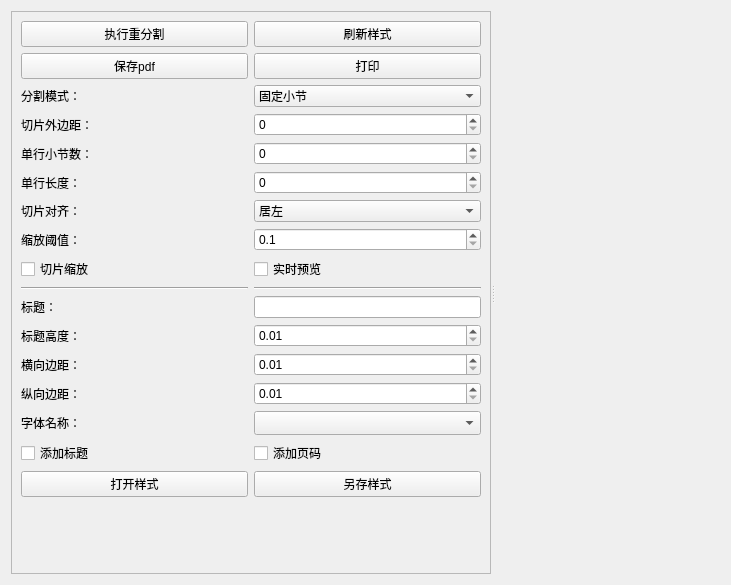
Carrot-shreds/score_capture, file src/View/ui/TabReclip.ui: the form before one commit.
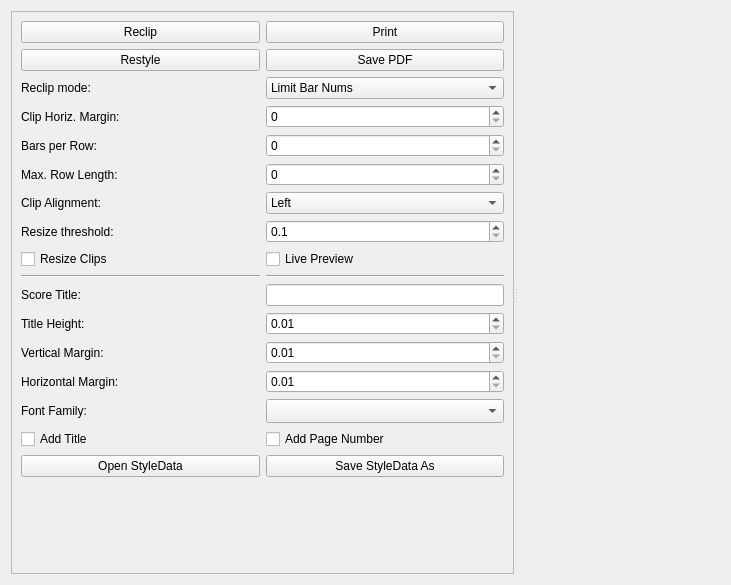
The form after the commit. Custom widgets are drawn as their Qt base class.

Patch:
```diff
--- a/src/View/ui/TabReclip.ui
+++ b/src/View/ui/TabReclip.ui
@@ -51,99 +51,47 @@
         <property name="spacing">
          <number>6</number>
         </property>
-        <item row="17" column="3">
-         <widget class="QComboBox" name="comboBox_font_name">
-          <property name="sizePolicy">
-           <sizepolicy hsizetype="Preferred" vsizetype="Fixed">
-            <horstretch>0</horstretch>
-            <verstretch>0</verstretch>
-           </sizepolicy>
-          </property>
-          <property name="sizeAdjustPolicy">
-           <enum>QComboBox::SizeAdjustPolicy::AdjustToMinimumContentsLengthWithIcon</enum>
-          </property>
-         </widget>
-        </item>
         <item row="10" column="3">
-         <widget class="QCheckBox" name="checkBox_live_preview">
-          <property name="text">
-           <string>实时预览</string>
+         <widget class="QDoubleSpinBox" name="doubleSpinBox_resize_threshold">
+          <property name="toolTip">
+           <string>&lt;html&gt;&lt;head/&gt;&lt;body&gt;&lt;p&gt;Resize clip when clip_width&amp;gt;(page_width*threshold).&lt;/p&gt;&lt;/body&gt;&lt;/html&gt;</string>
           </property>
-         </widget>
-        </item>
-        <item row="14" column="3">
-         <widget class="QDoubleSpinBox" name="doubleSpinBox_margin_title">
           <property name="decimals">
-           <number>2</number>
+           <number>1</number>
           </property>
           <property name="minimum">
-           <double>0.010000000000000</double>
+           <double>0.100000000000000</double>
           </property>
           <property name="maximum">
-           <double>0.300000000000000</double>
+           <double>0.900000000000000</double>
           </property>
           <property name="singleStep">
            <double>0.010000000000000</double>
           </property>
          </widget>
         </item>
-        <item row="22" column="0">
-         <spacer name="verticalSpacer">
-          <property name="orientation">
-           <enum>Qt::Orientation::Vertical</enum>
-          </property>
-          <property name="sizeHint" stdset="0">
-           <size>
-            <width>20</width>
-            <height>40</height>
-           </size>
-          </property>
-         </spacer>
-        </item>
-        <item row="15" column="3">
-         <widget class="QDoubleSpinBox" name="doubleSpinBox_margin_width">
-          <property name="decimals">
-           <number>2</number>
-          </property>
-          <property name="minimum">
-           <double>0.010000000000000</double>
-          </property>
-          <property name="maximum">
-           <double>0.300000000000000</double>
-          </property>
-          <property name="singleStep">
-           <double>0.010000000000000</double>
-          </property>
-         </widget>
-        </item>
-        <item row="3" column="0">
-         <widget class="QLabel" name="label_22">
-          <property name="layoutDirection">
-           <enum>Qt::LayoutDirection::LeftToRight</enum>
-          </property>
-          <property name="text">
-           <string>切片外边距：</string>
-          </property>
-          <property name="alignment">
-           <set>Qt::AlignmentFlag::AlignLeading|Qt::AlignmentFlag::AlignLeft|Qt::AlignmentFlag::AlignVCenter</set>
-          </property>
-         </widget>
-        </item>
-        <item row="5" column="3">
+        <item row="6" column="3">
          <widget class="QSpinBox" name="spinBox_each_line_bar_num">
           <property name="toolTip">
            <string>&lt;html&gt;&lt;head/&gt;&lt;body&gt;&lt;p&gt;Fixed bar nums each row.&lt;/p&gt;&lt;/body&gt;&lt;/html&gt;</string>
           </property>
          </widget>
         </item>
-        <item row="2" column="3">
-         <widget class="QComboBox" name="comboBox_reclip_method">
+        <item row="11" column="3">
+         <widget class="QCheckBox" name="checkBox_live_preview">
+          <property name="text">
+           <string>Live Preview</string>
+          </property>
+         </widget>
+        </item>
+        <item row="8" column="3">
+         <widget class="QComboBox" name="comboBox_clip_align">
           <property name="currentText">
-           <string>固定小节</string>
+           <string>Left</string>
           </property>
           <item>
            <property name="text">
-            <string>固定小节</string>
+            <string>Left</string>
            </property>
           </item>
           <item>
@@ -151,306 +99,364 @@
             <string>限制宽度</string>
            </property>
           </item>
+          <item>
+           <property name="text">
+            <string>Right</string>
+           </property>
+          </item>
+         </widget>
+        </item>
+        <item row="3" column="0">
+         <widget class="QLabel" name="label_18">
+          <property name="layoutDirection">
+           <enum>Qt::LayoutDirection::LeftToRight</enum>
+          </property>
+          <property name="text">
+           <string>Reclip mode:</string>
+          </property>
+          <property name="alignment">
+           <set>Qt::AlignmentFlag::AlignLeading|Qt::AlignmentFlag::AlignLeft|Qt::AlignmentFlag::AlignVCenter</set>
+          </property>
+         </widget>
+        </item>
+        <item row="11" column="0">
+         <widget class="QCheckBox" name="checkBox_clip_resize">
+          <property name="text">
+           <string>Resize Clips</string>
+          </property>
          </widget>
         </item>
         <item row="16" column="0">
-         <widget class="QLabel" name="label_27">
+         <widget class="QLabel" name="label_26">
           <property name="layoutDirection">
            <enum>Qt::LayoutDirection::LeftToRight</enum>
           </property>
           <property name="text">
-           <string>纵向边距：</string>
+           <string>Vertical Margin:</string>
           </property>
           <property name="alignment">
            <set>Qt::AlignmentFlag::AlignLeading|Qt::AlignmentFlag::AlignLeft|Qt::AlignmentFlag::AlignVCenter</set>
           </property>
          </widget>
         </item>
-        <item row="13" column="3">
-         <widget class="QLineEdit" name="lineEdit_title">
-          <property name="sizePolicy">
-           <sizepolicy hsizetype="Minimum" vsizetype="Fixed">
-            <horstretch>0</horstretch>
-            <verstretch>0</verstretch>
-           </sizepolicy>
+        <item row="17" column="3">
+         <widget class="QDoubleSpinBox" name="doubleSpinBox_margin_height">
+          <property name="decimals">
+           <number>2</number>
           </property>
-         </widget>
-        </item>
-        <item row="12" column="3">
-         <widget class="Line" name="line">
-          <property name="orientation">
-           <enum>Qt::Orientation::Horizontal</enum>
+          <property name="minimum">
+           <double>0.010000000000000</double>
           </property>
+          <property name="maximum">
+           <double>0.300000000000000</double>
+          </property>
+          <property name="singleStep">
+           <double>0.010000000000000</double>
+          </property>
          </widget>
         </item>
-        <item row="7" column="0">
+        <item row="8" column="0">
          <widget class="QLabel" name="label_19">
           <property name="layoutDirection">
            <enum>Qt::LayoutDirection::LeftToRight</enum>
           </property>
           <property name="text">
-           <string>切片对齐：</string>
+           <string>Clip Alignment:</string>
           </property>
           <property name="alignment">
            <set>Qt::AlignmentFlag::AlignLeading|Qt::AlignmentFlag::AlignLeft|Qt::AlignmentFlag::AlignVCenter</set>
           </property>
          </widget>
         </item>
-        <item row="19" column="3">
+        <item row="16" column="3">
+         <widget class="QDoubleSpinBox" name="doubleSpinBox_margin_width">
+          <property name="decimals">
+           <number>2</number>
+          </property>
+          <property name="minimum">
+           <double>0.010000000000000</double>
+          </property>
+          <property name="maximum">
+           <double>0.300000000000000</double>
+          </property>
+          <property name="singleStep">
+           <double>0.010000000000000</double>
+          </property>
+         </widget>
+        </item>
+        <item row="20" column="3">
          <widget class="QCheckBox" name="checkBox_add_page_num">
           <property name="text">
-           <string>添加页码</string>
+           <string>Add Page Number</string>
           </property>
          </widget>
         </item>
-        <item row="9" column="0">
-         <widget class="QLabel" name="label_23">
+        <item row="1" column="0">
+         <widget class="QPushButton" name="pushButton_reclip">
+          <property name="toolTip">
+           <string>&lt;html&gt;&lt;head/&gt;&lt;body&gt;&lt;p&gt;Reclip horizontal stitched image to reclip image, then generate the styled final image.&lt;/p&gt;&lt;/body&gt;&lt;/html&gt;</string>
+          </property>
+          <property name="text">
+           <string>Reclip</string>
+          </property>
+         </widget>
+        </item>
+        <item row="6" column="0">
+         <widget class="QLabel" name="label_20">
           <property name="layoutDirection">
            <enum>Qt::LayoutDirection::LeftToRight</enum>
           </property>
           <property name="text">
-           <string>缩放阈值：</string>
+           <string>Bars per Row:</string>
           </property>
           <property name="alignment">
            <set>Qt::AlignmentFlag::AlignLeading|Qt::AlignmentFlag::AlignLeft|Qt::AlignmentFlag::AlignVCenter</set>
           </property>
          </widget>
         </item>
-        <item row="12" column="0">
-         <widget class="Line" name="line_2">
-          <property name="orientation">
-           <enum>Qt::Orientation::Horizontal</enum>
+        <item row="4" column="0">
+         <widget class="QLabel" name="label_22">
+          <property name="layoutDirection">
+           <enum>Qt::LayoutDirection::LeftToRight</enum>
           </property>
-         </widget>
-        </item>
-        <item row="1" column="3">
-         <widget class="QPushButton" name="pushButton_print_score">
           <property name="text">
-           <string>打印</string>
+           <string>Clip Horiz. Margin:</string>
           </property>
+          <property name="alignment">
+           <set>Qt::AlignmentFlag::AlignLeading|Qt::AlignmentFlag::AlignLeft|Qt::AlignmentFlag::AlignVCenter</set>
+          </property>
          </widget>
         </item>
-        <item row="21" column="0">
-         <widget class="QPushButton" name="pushButton_open_style">
+        <item row="15" column="0">
+         <widget class="QLabel" name="label_28">
+          <property name="layoutDirection">
+           <enum>Qt::LayoutDirection::LeftToRight</enum>
+          </property>
           <property name="text">
-           <string>打开样式</string>
+           <string>Title Height:</string>
+          </property>
+          <property name="alignment">
+           <set>Qt::AlignmentFlag::AlignLeading|Qt::AlignmentFlag::AlignLeft|Qt::AlignmentFlag::AlignVCenter</set>
           </property>
          </widget>
         </item>
         <item row="10" column="0">
-         <widget class="QCheckBox" name="checkBox_clip_resize">
+         <widget class="QLabel" name="label_23">
+          <property name="layoutDirection">
+           <enum>Qt::LayoutDirection::LeftToRight</enum>
+          </property>
           <property name="text">
-           <string>切片缩放</string>
+           <string>Resize threshold:</string>
+          </property>
+          <property name="alignment">
+           <set>Qt::AlignmentFlag::AlignLeading|Qt::AlignmentFlag::AlignLeft|Qt::AlignmentFlag::AlignVCenter</set>
           </property>
          </widget>
         </item>
-        <item row="21" column="3">
+        <item row="22" column="3">
          <widget class="QPushButton" name="pushButton_save_style">
           <property name="text">
-           <string>另存样式</string>
+           <string>Save StyleData As</string>
+          </property>
+         </widget>
+        </item>
+        <item row="18" column="0">
+         <widget class="QLabel" name="label_29">
+          <property name="layoutDirection">
+           <enum>Qt::LayoutDirection::LeftToRight</enum>
+          </property>
+          <property name="text">
+           <string>Font Family:</string>
+          </property>
+          <property name="alignment">
+           <set>Qt::AlignmentFlag::AlignLeading|Qt::AlignmentFlag::AlignLeft|Qt::AlignmentFlag::AlignVCenter</set>
+          </property>
+         </widget>
+        </item>
+        <item row="15" column="3">
+         <widget class="QDoubleSpinBox" name="doubleSpinBox_margin_title">
+          <property name="decimals">
+           <number>2</number>
+          </property>
+          <property name="minimum">
+           <double>0.010000000000000</double>
+          </property>
+          <property name="maximum">
+           <double>0.300000000000000</double>
+          </property>
+          <property name="singleStep">
+           <double>0.010000000000000</double>
+          </property>
+         </widget>
+        </item>
+        <item row="13" column="0">
+         <widget class="Line" name="line_2">
+          <property name="orientation">
+           <enum>Qt::Orientation::Horizontal</enum>
+          </property>
+         </widget>
+        </item>
+        <item row="7" column="0">
+         <widget class="QLabel" name="label_21">
+          <property name="layoutDirection">
+           <enum>Qt::LayoutDirection::LeftToRight</enum>
+          </property>
+          <property name="text">
+           <string>Max. Row Length:</string>
+          </property>
+          <property name="alignment">
+           <set>Qt::AlignmentFlag::AlignLeading|Qt::AlignmentFlag::AlignLeft|Qt::AlignmentFlag::AlignVCenter</set>
+          </property>
+         </widget>
+        </item>
+        <item row="23" column="0">
+         <spacer name="verticalSpacer">
+          <property name="orientation">
+           <enum>Qt::Orientation::Vertical</enum>
+          </property>
+          <property name="sizeHint" stdset="0">
+           <size>
+            <width>20</width>
+            <height>40</height>
+           </size>
+          </property>
+         </spacer>
+        </item>
+        <item row="23" column="3">
+         <spacer name="verticalSpacer_2">
+          <property name="orientation">
+           <enum>Qt::Orientation::Vertical</enum>
+          </property>
+          <property name="sizeHint" stdset="0">
+           <size>
+            <width>20</width>
+            <height>40</height>
+           </size>
+          </property>
+         </spacer>
+        </item>
+        <item row="4" column="3">
+         <widget class="QSpinBox" name="spinBox_clip_margin">
+          <property name="toolTip">
+           <string>&lt;html&gt;&lt;head/&gt;&lt;body&gt;&lt;p&gt;Large magin to include bar nums at both end of each row.&lt;/p&gt;&lt;/body&gt;&lt;/html&gt;</string>
           </property>
          </widget>
         </item>
         <item row="7" column="3">
-         <widget class="QComboBox" name="comboBox_clip_align">
-          <property name="currentText">
-           <string>居左</string>
-          </property>
-          <item>
-           <property name="text">
-            <string>居左</string>
-           </property>
-          </item>
-          <item>
-           <property name="text">
-            <string>居中</string>
-           </property>
-          </item>
-          <item>
-           <property name="text">
-            <string>居右</string>
-           </property>
-          </item>
-         </widget>
-        </item>
-        <item row="6" column="3">
          <widget class="QSpinBox" name="spinBox_each_line_ength">
           <property name="toolTip">
            <string>&lt;html&gt;&lt;head/&gt;&lt;body&gt;&lt;p&gt;Fixed lenght each row. Use the length of &lt;span style=&quot; font-weight:700;&quot;&gt;first n&lt;/span&gt; sections.&lt;/p&gt;&lt;/body&gt;&lt;/html&gt;</string>
           </property>
          </widget>
         </item>
-        <item row="1" column="0">
-         <widget class="QPushButton" name="pushButton_save_pdf">
+        <item row="14" column="0">
+         <widget class="QLabel" name="label_24">
+          <property name="layoutDirection">
+           <enum>Qt::LayoutDirection::LeftToRight</enum>
+          </property>
           <property name="text">
-           <string>保存pdf</string>
+           <string>Score Title:</string>
           </property>
+          <property name="alignment">
+           <set>Qt::AlignmentFlag::AlignLeading|Qt::AlignmentFlag::AlignLeft|Qt::AlignmentFlag::AlignVCenter</set>
+          </property>
          </widget>
         </item>
-        <item row="19" column="0">
+        <item row="18" column="3">
+         <widget class="QComboBox" name="comboBox_font_name">
+          <property name="sizePolicy">
+           <sizepolicy hsizetype="Preferred" vsizetype="Fixed">
+            <horstretch>0</horstretch>
+            <verstretch>0</verstretch>
+           </sizepolicy>
+          </property>
+          <property name="sizeAdjustPolicy">
+           <enum>QComboBox::SizeAdjustPolicy::AdjustToMinimumContentsLengthWithIcon</enum>
+          </property>
+         </widget>
+        </item>
+        <item row="22" column="0">
+         <widget class="QPushButton" name="pushButton_open_style">
+          <property name="text">
+           <string>Open StyleData</string>
+          </property>
+         </widget>
+        </item>
+        <item row="20" column="0">
          <widget class="QCheckBox" name="checkBox_add_title">
           <property name="text">
-           <string>添加标题</string>
+           <string>Add Title</string>
           </property>
          </widget>
         </item>
         <item row="3" column="3">
-         <widget class="QSpinBox" name="spinBox_clip_margin">
+         <widget class="QComboBox" name="comboBox_reclip_method">
           <property name="toolTip">
            <string>&lt;html&gt;&lt;head/&gt;&lt;body&gt;&lt;p&gt;Large magin to include bar nums at both end of each row.&lt;/p&gt;&lt;/body&gt;&lt;/html&gt;</string>
           </property>
-         </widget>
-        </item>
-        <item row="6" column="0">
-         <widget class="QLabel" name="label_21">
-          <property name="layoutDirection">
-           <enum>Qt::LayoutDirection::LeftToRight</enum>
+          <property name="currentText">
+           <string>Limit Bar Nums</string>
           </property>
-          <property name="text">
-           <string>单行长度：</string>
-          </property>
-          <property name="alignment">
-           <set>Qt::AlignmentFlag::AlignLeading|Qt::AlignmentFlag::AlignLeft|Qt::AlignmentFlag::AlignVCenter</set>
-          </property>
+          <item>
+           <property name="text">
+            <string>Limit Bar Nums</string>
+           </property>
+          </item>
+          <item>
+           <property name="text">
+            <string>Fill Limit Width</string>
+           </property>
+          </item>
          </widget>
         </item>
-        <item row="16" column="3">
-         <widget class="QDoubleSpinBox" name="doubleSpinBox_margin_height">
-          <property name="decimals">
-           <number>2</number>
-          </property>
-          <property name="minimum">
-           <double>0.010000000000000</double>
-          </property>
-          <property name="maximum">
-           <double>0.300000000000000</double>
-          </property>
-          <property name="singleStep">
-           <double>0.010000000000000</double>
-          </property>
-         </widget>
-        </item>
-        <item row="0" column="0">
-         <widget class="QPushButton" name="pushButton_reclip">
-          <property name="text">
-           <string>执行重分割</string>
-          </property>
-         </widget>
-        </item>
-        <item row="22" column="3">
-         <spacer name="verticalSpacer_2">
-          <property name="orientation">
-           <enum>Qt::Orientation::Vertical</enum>
-          </property>
-          <property name="sizeHint" stdset="0">
-           <size>
-            <width>20</width>
-            <height>40</height>
-           </size>
-          </property>
-         </spacer>
-        </item>
-        <item row="14" column="0">
-         <widget class="QLabel" name="label_28">
-          <property name="layoutDirection">
-           <enum>Qt::LayoutDirection::LeftToRight</enum>
-          </property>
-          <property name="text">
-           <string>标题高度：</string>
-          </property>
-          <property name="alignment">
-           <set>Qt::AlignmentFlag::AlignLeading|Qt::AlignmentFlag::AlignLeft|Qt::AlignmentFlag::AlignVCenter</set>
-          </property>
-         </widget>
-        </item>
-        <item row="2" column="0">
-         <widget class="QLabel" name="label_18">
-          <property name="layoutDirection">
-           <enum>Qt::LayoutDirection::LeftToRight</enum>
-          </property>
-          <property name="text">
-           <string>分割模式：</string>
-          </property>
-          <property name="alignment">
-           <set>Qt::AlignmentFlag::AlignLeading|Qt::AlignmentFlag::AlignLeft|Qt::AlignmentFlag::AlignVCenter</set>
+        <item row="14" column="3">
+         <widget class="QLineEdit" name="lineEdit_title">
+          <property name="sizePolicy">
+           <sizepolicy hsizetype="Minimum" vsizetype="Fixed">
+            <horstretch>0</horstretch>
+            <verstretch>0</verstretch>
+           </sizepolicy>
           </property>
          </widget>
         </item>
         <item row="17" column="0">
-         <widget class="QLabel" name="label_29">
+         <widget class="QLabel" name="label_27">
           <property name="layoutDirection">
            <enum>Qt::LayoutDirection::LeftToRight</enum>
           </property>
           <property name="text">
-           <string>字体名称：</string>
+           <string>Horizontal Margin:</string>
           </property>
           <property name="alignment">
            <set>Qt::AlignmentFlag::AlignLeading|Qt::AlignmentFlag::AlignLeft|Qt::AlignmentFlag::AlignVCenter</set>
           </property>
          </widget>
         </item>
-        <item row="15" column="0">
-         <widget class="QLabel" name="label_26">
-          <property name="layoutDirection">
-           <enum>Qt::LayoutDirection::LeftToRight</enum>
+        <item row="13" column="3">
+         <widget class="Line" name="line">
+          <property name="orientation">
+           <enum>Qt::Orientation::Horizontal</enum>
           </property>
-          <property name="text">
-           <string>横向边距：</string>
-          </property>
-          <property name="alignment">
-           <set>Qt::AlignmentFlag::AlignLeading|Qt::AlignmentFlag::AlignLeft|Qt::AlignmentFlag::AlignVCenter</set>
-          </property>
          </widget>
         </item>
-        <item row="5" column="0">
-         <widget class="QLabel" name="label_20">
-          <property name="layoutDirection">
-           <enum>Qt::LayoutDirection::LeftToRight</enum>
-          </property>
-          <property name="text">
-           <string>单行小节数：</string>
-          </property>
-          <property name="alignment">
-           <set>Qt::AlignmentFlag::AlignLeading|Qt::AlignmentFlag::AlignLeft|Qt::AlignmentFlag::AlignVCenter</set>
-          </property>
-         </widget>
-        </item>
-        <item row="9" column="3">
-         <widget class="QDoubleSpinBox" name="doubleSpinBox_resize_threshold">
-          <property name="toolTip">
-           <string>&lt;html&gt;&lt;head/&gt;&lt;body&gt;&lt;p&gt;Resize clip when clip_width&amp;gt;(page_width*threshold)&lt;/p&gt;&lt;/body&gt;&lt;/html&gt;</string>
-          </property>
-          <property name="decimals">
-           <number>1</number>
-          </property>
-          <property name="minimum">
-           <double>0.100000000000000</double>
-          </property>
-          <property name="maximum">
-           <double>0.900000000000000</double>
-          </property>
-          <property name="singleStep">
-           <double>0.100000000000000</double>
-          </property>
-         </widget>
-        </item>
-        <item row="0" column="3">
+        <item row="2" column="0">
          <widget class="QPushButton" name="pushButton_show_style">
           <property name="text">
-           <string>刷新样式</string>
+           <string>Restyle</string>
           </property>
          </widget>
         </item>
-        <item row="13" column="0">
-         <widget class="QLabel" name="label_24">
-          <property name="layoutDirection">
-           <enum>Qt::LayoutDirection::LeftToRight</enum>
-          </property>
+        <item row="1" column="3">
+         <widget class="QPushButton" name="pushButton_print_score">
           <property name="text">
-           <string>标题：</string>
+           <string>Print</string>
           </property>
-          <property name="alignment">
-           <set>Qt::AlignmentFlag::AlignLeading|Qt::AlignmentFlag::AlignLeft|Qt::AlignmentFlag::AlignVCenter</set>
+         </widget>
+        </item>
+        <item row="2" column="3">
+         <widget class="QPushButton" name="pushButton_save_pdf">
+          <property name="text">
+           <string>Save PDF</string>
           </property>
          </widget>
         </item>
```
Left out of the diff: 11 changed lines with no effect on the pictures.
